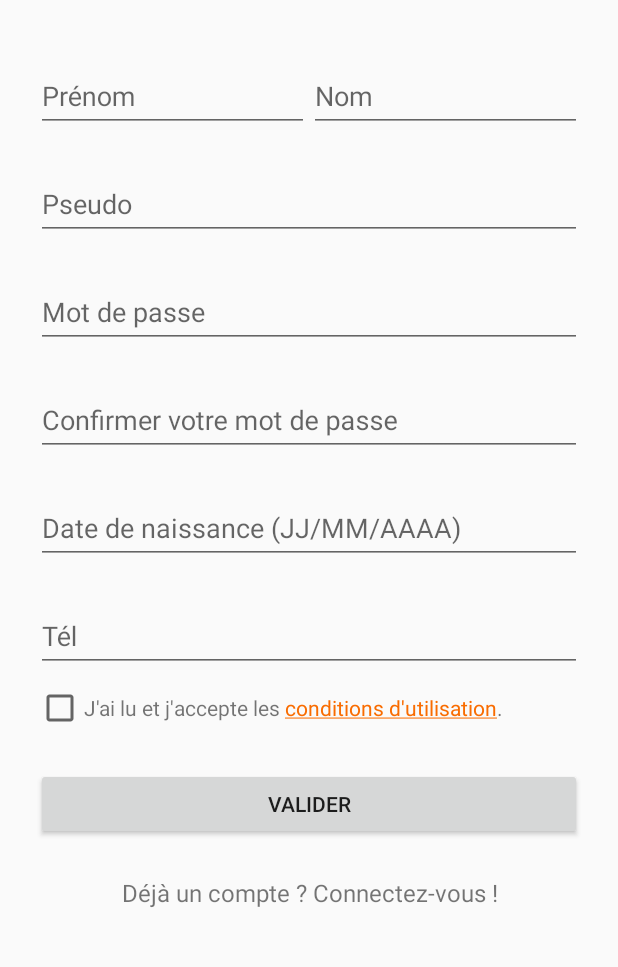
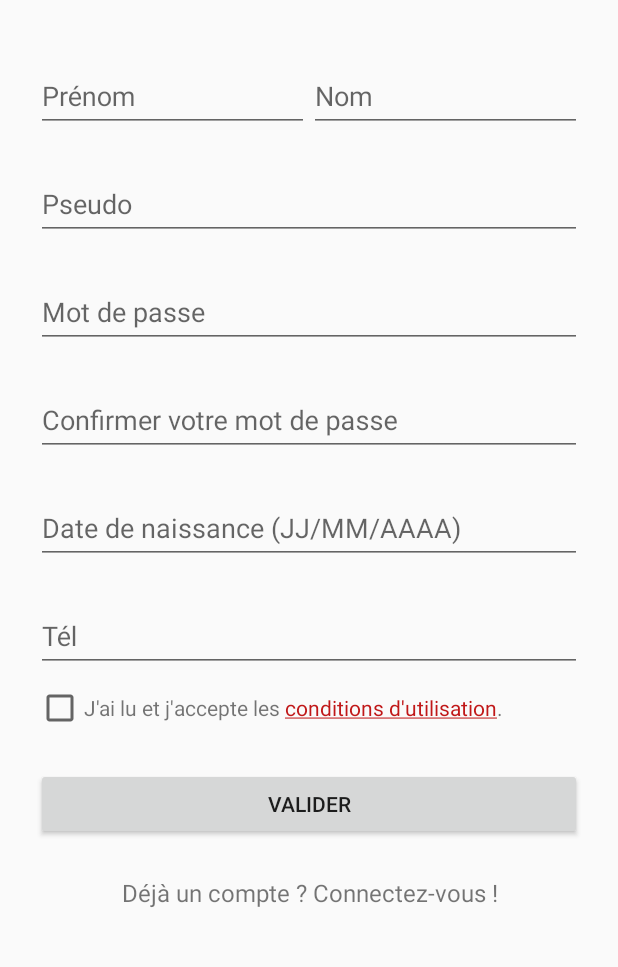
Before and after one commit to ABonnemains/Projet_intensif_front, an Android app: the SignupActivity screen opened directly, with no data from a screen before it, on a phone screen of 412 x 824 dp, the part 192-1159 px from its top. Run offline under Robolectric (Android 15) with nearby library versions, the phone set to English and light mode, and no system bars.

Commit message:
Changement de couleur

```diff
--- a/AndroidStudioProjects/app/src/main/res/values/colors.xml
+++ b/AndroidStudioProjects/app/src/main/res/values/colors.xml
@@ -2,7 +2,7 @@
 <resources>
     <color name="colorPrimary">#c01718</color>
     <color name="colorPrimaryDark">#811812</color>
-    <color name="colorAccent">#F96C00</color>
+    <color name="colorAccent">#c01718</color>
     <color name="PrimaryRed">#c01718</color>
     <color name="PrimaryRedDark">#811812</color>
 </resources>
@@ -10,4 +10,5 @@
 <!--
 <color name="colorPrimary">#3F51B5</color>
     <color name="colorPrimaryDark">#303F9F</color>
+    <color name="colorAccent">#F96C00</color>
 -->
```
